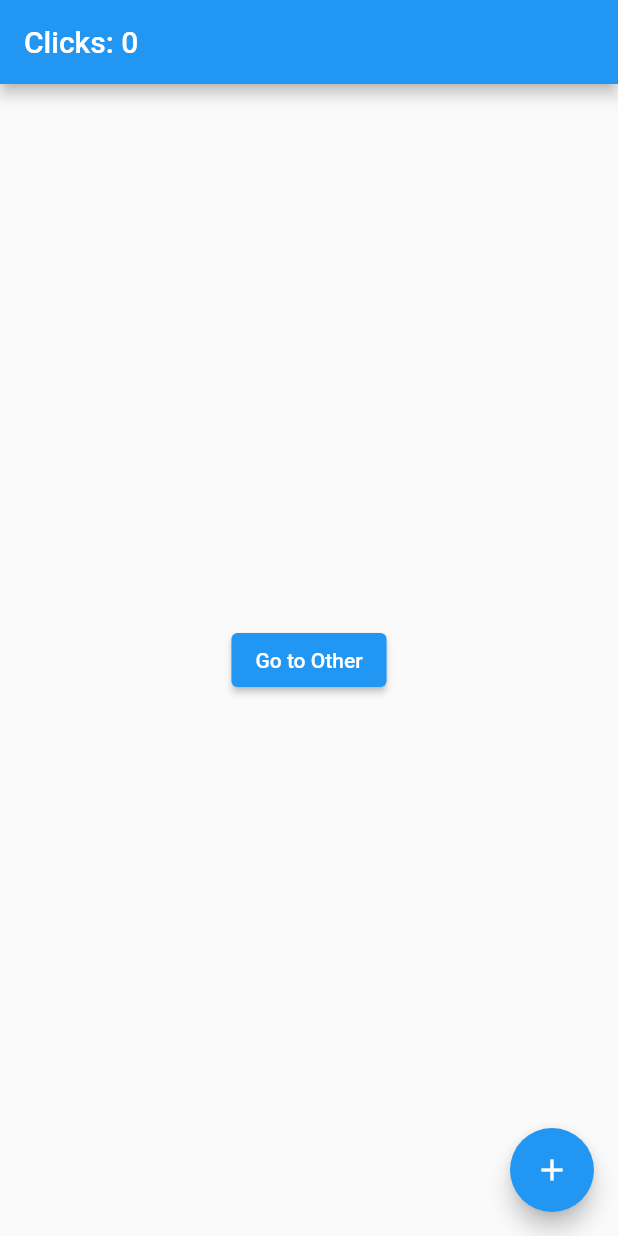
After one commit to mavmaso/taisen, a Flutter app: the screen it shows after launch, on a phone screen of 412 x 824 dp. The commit adds this screen. Run offline on Flutter 3.47's test engine with Material 2 defaults, Android fonts, the phone set to English and light mode, and no system bars; our stand-ins replace get.

Commit message:
chore: add basic folder structure

```diff
--- /dev/null
+++ b/lib/app/modules/home/home_controller.dart
@@ -0,0 +1,7 @@
+import 'package:get/get.dart';
+// import 'package:meta/meta.dart';
+
+class HomeController extends GetxController {
+  var count = 0.obs;
+  increment() => count++;
+}
--- /dev/null
+++ b/lib/app/modules/home/home_page.dart
@@ -0,0 +1,23 @@
+import 'package:flutter/material.dart';
+import 'package:get/get.dart';
+import 'package:taisen/app/modules/arena/arena_page.dart';
+import 'package:taisen/app/modules/home/home_controller.dart';
+
+class HomePage extends StatelessWidget {
+  @override
+  Widget build(context) {
+    // Instantiate your class using Get.put() to make it available for all "child" routes there.
+    final HomeController c = Get.put(HomeController());
+
+    return Scaffold(
+        // Use Obx(()=> to update Text() whenever count is changed.
+        appBar: AppBar(title: Obx(() => Text("Clicks: ${c.count}"))),
+
+        // Replace the 8 lines Navigator.push by a simple Get.to(). You don't need context
+        body: Center(
+            child: ElevatedButton(
+                child: Text("Go to Other"), onPressed: () => Get.to(Arena()))),
+        floatingActionButton: FloatingActionButton(
+            child: Icon(Icons.add), onPressed: c.increment));
+  }
+}
```
Also changed, not shown: lib/app/modules/arena/arena_page.dart (added, +17 -0 lines), lib/main.dart (+2 -39 lines), 1 other file.
